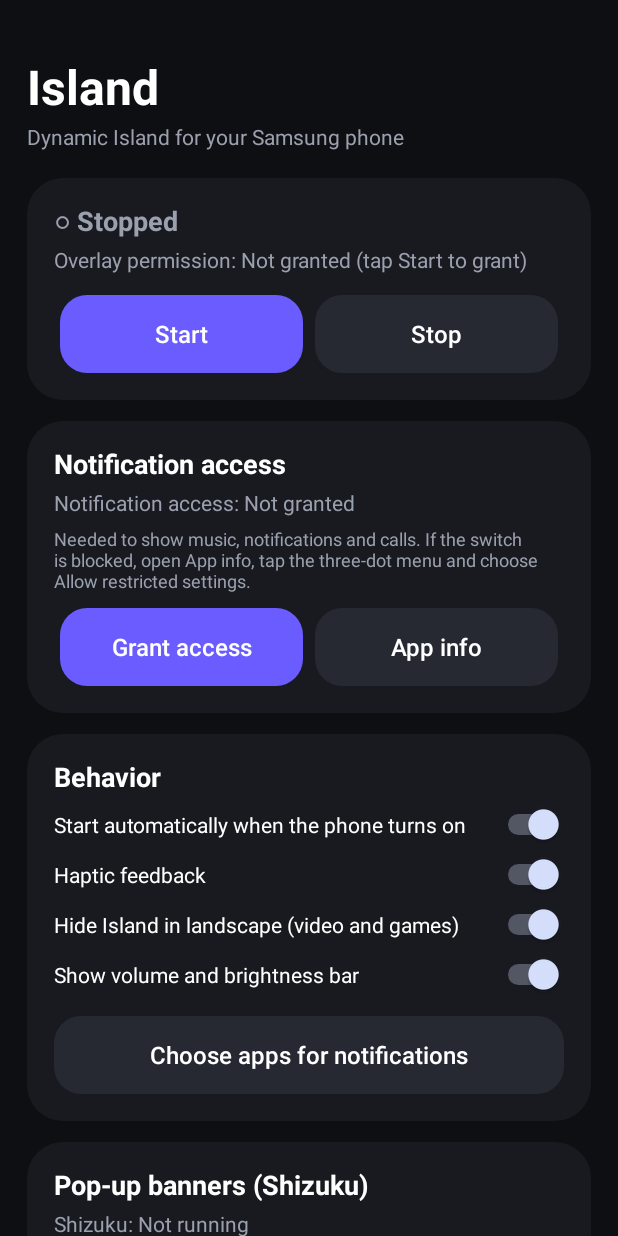
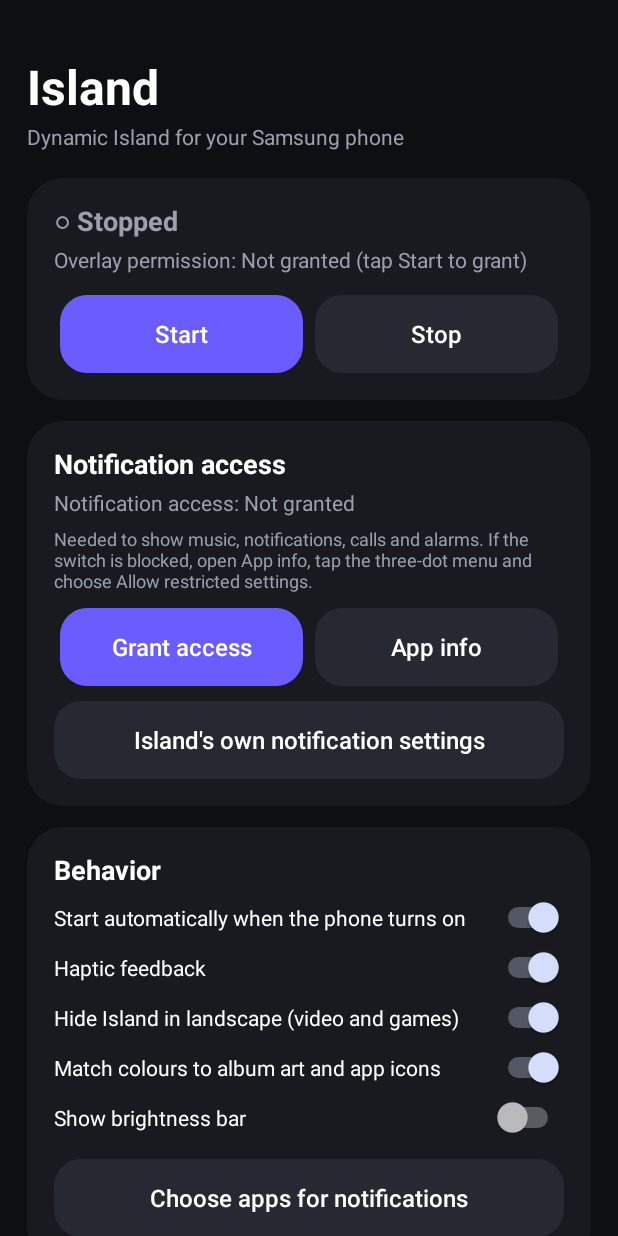
Before and after one commit to ahmedrafayet44-pixel/island-Pro, an Android app: the screen it shows after launch (MainActivity), on a phone screen of 412 x 824 dp. Run offline under Robolectric (Android 15) with nearby library versions, the phone set to English and light mode, and no system bars; libraries missing offline, so code that uses them is left out: rikka.shizuku; 1 statement that could not run was skipped.

Commit message:
Update MainActivity.kt

```diff
--- a/app/src/main/java/com/example/islandpro/MainActivity.kt
+++ b/app/src/main/java/com/example/islandpro/MainActivity.kt
@@ -2,6 +2,9 @@ package com.example.islandpro
 
 import android.app.Activity
 import android.app.AlertDialog
+import android.app.AppOpsManager
+import android.content.ClipData
+import android.content.ClipboardManager
 import android.content.Context
 import android.content.Intent
 import android.content.SharedPreferences
@@ -22,6 +25,8 @@ import android.widget.SeekBar
 import android.widget.Switch
 import android.widget.TextView
 import android.widget.Toast
+import org.json.JSONArray
+import org.json.JSONObject
 
 class MainActivity : Activity() {
 
@@ -47,6 +52,7 @@ class MainActivity : Activity() {
     private lateinit var permText: TextView
     private lateinit var musicStatus: TextView
     private lateinit var shizukuStatus: TextView
+    private lateinit var usageStatus: TextView
 
     private fun dp(v: Int) = (v * resources.displayMetrics.density).toInt()
 
@@ -92,8 +98,9 @@ class MainActivity : Activity() {
         accessCard.addView(musicStatus)
         accessCard.addView(
             label(
-                "Needed to show music, notifications and calls. If the switch is blocked, " +
-                    "open App info, tap the three-dot menu and choose Allow restricted settings.",
+                "Needed to show music, notifications, calls and alarms. If the switch is " +
+                    "blocked, open App info, tap the three-dot menu and choose Allow " +
+                    "restricted settings.",
                 12f, textDim, false
             ).apply { setPadding(0, dp(6), 0, dp(10)) }
         )
@@ -110,6 +117,17 @@ class MainActivity : Activity() {
             )
         }, buttonParams())
         accessCard.addView(accessRow)
+        accessCard.addView(
+            actionButton("Island's own notification settings", false) {
+                startActivity(
+                    Intent(Settings.ACTION_APP_NOTIFICATION_SETTINGS)
+                        .putExtra(Settings.EXTRA_APP_PACKAGE, packageName)
+                )
+            },
+            LinearLayout.LayoutParams(
+                LinearLayout.LayoutParams.MATCH_PARENT, dp(52)
+            ).apply { topMargin = dp(10) }
+        )
         root.addView(accessCard)
 
         // Behavior
@@ -123,26 +141,56 @@ class MainActivity : Activity() {
             }
         )
         behCard.addView(
-            makeSwitch("Show volume and brightness bar", "show_bars", true) { restartIfRunning() }
+            makeSwitch("Match colours to album art and app icons", "match_colors", true) {
+                restartIfRunning()
+            }
         )
         behCard.addView(
-            actionButton("Choose apps for notifications", false) { chooseApps() },
+            makeSwitch("Show brightness bar", "show_bright", false) { restartIfRunning() }
+        )
+        behCard.addView(
+            actionButton("Choose apps for notifications", false) {
+                chooseApps("blocked_apps", "Apps shown in Island", true)
+            },
             LinearLayout.LayoutParams(
                 LinearLayout.LayoutParams.MATCH_PARENT, dp(52)
             ).apply { topMargin = dp(14) }
         )
         root.addView(behCard)
 
+        // Hide in apps
+        val hideCard = card()
+        hideCard.addView(label("Hide Island in chosen apps", 18f, textMain, true))
+        usageStatus = label("", 14f, textDim, false).apply { setPadding(0, dp(4), 0, 0) }
+        hideCard.addView(usageStatus)
+        hideCard.addView(
+            label(
+                "Pick apps (games, banking, video) where Island should stay hidden. " +
+                    "This needs Usage access.",
+                12f, textDim, false
+            ).apply { setPadding(0, dp(6), 0, dp(10)) }
+        )
+        val hideRow = LinearLayout(this).apply { orientation = LinearLayout.HORIZONTAL }
+        hideRow.addView(actionButton("Usage access", true) {
+            startActivity(Intent(Settings.ACTION_USAGE_ACCESS_SETTINGS))
+        }, buttonParams())
+        hideRow.addView(actionButton("Choose apps", false) {
+            chooseApps("hide_apps", "Hide Island in these apps", false)
+        }, buttonParams())
+        hideCard.addView(hideRow)
+        root.addView(hideCard)
+
         // Shizuku
         val shizukuCard = card()
-        shizukuCard.addView(label("Pop-up banners (Shizuku)", 18f, textMain, true))
+        shizukuCard.addView(label("Shizuku", 18f, textMain, true))
         shizukuStatus = label("", 14f, textDim, false).apply { setPadding(0, dp(4), 0, 0) }
         shizukuCard.addView(shizukuStatus)
         shizukuCard.addView(
             label(
-                "Install and start Shizuku first. Then Island can hide the phone's own " +
-                    "pop-up banners while it runs. Your notification shade stays as it is. " +
-                    "Incoming call banners may also be hidden, so turn this off if you need them.",
+                "Install and start Shizuku first. It lets Island hide the phone's own " +
+                    "pop-up banners and open the notification shade when you swipe down on " +
+                    "the pill. Incoming call banners may also be hidden, so turn the " +
+                    "switch off if you need them.",
                 12f, textDim, false
             ).apply { setPadding(0, dp(6), 0, dp(10)) }
         )
@@ -178,9 +226,8 @@ class MainActivity : Activity() {
         )
         shadeCard.addView(
             label(
-                "Off keeps everything in the phone's shade as normal. Turn on only if " +
-                    "you do not use Shizuku and want no duplicate banners. Reply may not " +
-                    "work in some apps once a notification is removed.",
+                "Turn this on to keep notifications only in Island. Reply may not work in " +
+                    "some apps once a notification is removed from the shade.",
                 12f, textDim, false
             ).apply { setPadding(0, dp(6), 0, 0) }
         )
@@ -222,6 +269,21 @@ class MainActivity : Activity() {
         addSlider(posCard, "Left  <  0  >  Right", "x", -200, 200, 0)
         root.addView(posCard)
 
+        // Backup
+        val backCard = card()
+        backCard.addView(label("Backup", 18f, textMain, true))
+        backCard.addView(
+            label(
+                "Copy your settings, then paste them here after reinstalling.",
+                12f, textDim, false
+            ).apply { setPadding(0, dp(4), 0, dp(10)) }
+        )
+        val backRow = LinearLayout(this).apply { orientation = LinearLayout.HORIZONTAL }
+        backRow.addView(actionButton("Copy settings", true) { exportSettings() }, buttonParams())
+        backRow.addView(actionButton("Paste settings", false) { importSettings() }, buttonParams())
+        backCard.addView(backRow)
+        root.addView(backCard)
+
         root.addView(actionButton("Reset to defaults", false) {
             prefs.edit().clear().apply()
             restartIfRunning()
@@ -245,9 +307,10 @@ class MainActivity : Activity() {
             addView(root)
         })
 
-        if (Build.VERSION.SDK_INT >= 33) {
-            requestPermissions(arrayOf("android.permission.POST_NOTIFICATIONS"), 1)
-        }
+        val req = ArrayList<String>()
+        if (Build.VERSION.SDK_INT >= 33) req.add("android.permission.POST_NOTIFICATIONS")
+        if (Build.VERSION.SDK_INT >= 31) req.add("android.permission.BLUETOOTH_CONNECT")
+        if (req.isNotEmpty()) requestPermissions(req.toTypedArray(), 1)
     }
 
     override fun onResume() {
@@ -274,7 +337,9 @@ class MainActivity : Activity() {
         }
     }
 
-    private fun chooseApps() {
+    // invert = true: the saved set is a block list (ticked = shown)
+    // invert = false: the saved set is the ticked apps
+    private fun chooseApps(key: String, title: String, invert: Boolean) {
         val pm = packageManager
         val main = Intent(Intent.ACTION_MAIN).addCategory(Intent.CATEGORY_LAUNCHER)
         val list = pm.queryIntentActivities(main, 0)
@@ -282,29 +347,88 @@ class MainActivity : Activity() {
             .filter { it.first != packageName }
             .distinctBy { it.first }
             .sortedBy { it.second.lowercase() }
-        val blocked = HashSet<String>(prefs.getStringSet("blocked_apps", null) ?: emptySet())
+        val stored = HashSet<String>(prefs.getStringSet(key, null) ?: emptySet())
         val names = list.map { it.second }.toTypedArray()
-        val checked = BooleanArray(list.size) { !blocked.contains(list[it].first) }
+        val checked = BooleanArray(list.size) {
+            val inSet = stored.contains(list[it].first)
+            if (invert) !inSet else inSet
+        }
         AlertDialog.Builder(this, android.R.style.Theme_DeviceDefault_Dialog_Alert)
-            .setTitle("Apps shown in Island")
+            .setTitle(title)
             .setMultiChoiceItems(names, checked) { _, which, isChecked ->
                 checked[which] = isChecked
             }
             .setPositiveButton("Save") { _, _ ->
                 val nb = HashSet<String>()
                 for (i in list.indices) {
-                    if (!checked[i]) nb.add(list[i].first)
+                    val inSet = if (invert) !checked[i] else checked[i]
+                    if (inSet) nb.add(list[i].first)
                 }
-                prefs.edit().putStringSet("blocked_apps", nb).apply()
+                prefs.edit().putStringSet(key, nb).apply()
+                restartIfRunning()
             }
             .setNegativeButton("Cancel", null)
             .show()
+    }
+
+    private fun exportSettings() {
+        val o = JSONObject()
+        for ((k, v) in prefs.all) {
+            if (k == "headsup_off" || v == null) continue
+            if (v is Set<*>) {
+                o.put(k, JSONArray(v.map { it.toString() }))
+            } else {
+                o.put(k, v)
+            }
+        }
+        val cm = getSystemService(Context.CLIPBOARD_SERVICE) as ClipboardManager
+        cm.setPrimaryClip(ClipData.newPlainText("Island settings", o.toString()))
+        Toast.makeText(this, "Settings copied", Toast.LENGTH_SHORT).show()
+    }
+
+    private fun importSettings() {
+        try {
+            val cm = getSystemService(Context.CLIPBOARD_SERVICE) as ClipboardManager
+            val text = cm.primaryClip?.getItemAt(0)?.coerceToText(this)?.toString() ?: ""
+            val o = JSONObject(text)
+            val ed = prefs.edit()
+            for (k in o.keys()) {
+                when (val v = o.get(k)) {
+                    is Boolean -> ed.putBoolean(k, v)
+                    is Int -> ed.putInt(k, v)
+                    is Long -> ed.putLong(k, v)
+                    is String -> ed.putString(k, v)
+                    is JSONArray -> {
+                        val s = HashSet<String>()
+                        for (i in 0 until v.length()) s.add(v.getString(i))
+                        ed.putStringSet(k, s)
+                    }
+                }
+            }
+            ed.apply()
+            restartIfRunning()
+            Toast.makeText(this, "Settings applied", Toast.LENGTH_SHORT).show()
+            recreate()
+        } catch (e: Exception) {
+            Toast.makeText(this, "No valid settings found in clipboard", Toast.LENGTH_SHORT).show()
+        }
     }
 
     private fun listenerEnabled(): Boolean {
         val flat = Settings.Secure.getString(contentResolver, "enabled_notification_listeners")
             ?: return false
         return flat.contains(packageName)
+    }
+
+    private fun hasUsageAccess(): Boolean {
+        val ops = getSystemService(Context.APP_OPS_SERVICE) as AppOpsManager
+        @Suppress("DEPRECATION")
+        val mode = ops.checkOpNoThrow(
+            AppOpsManager.OPSTR_GET_USAGE_STATS,
+            android.os.Process.myUid(),
+            packageName
+        )
+        return mode == AppOpsManager.MODE_ALLOWED
     }
 
     private fun refresh() {
@@ -324,6 +448,11 @@ class MainActivity : Activity() {
             "Notification access: Granted"
         } else {
             "Notification access: Not granted"
+        }
+        usageStatus.text = if (hasUsageAccess()) {
+            "Usage access: Granted"
+        } else {
+            "Usage access: Not granted"
         }
         shizukuStatus.text = when {
             !ShizukuHelper.isRunning() -> "Shizuku: Not running"
```
